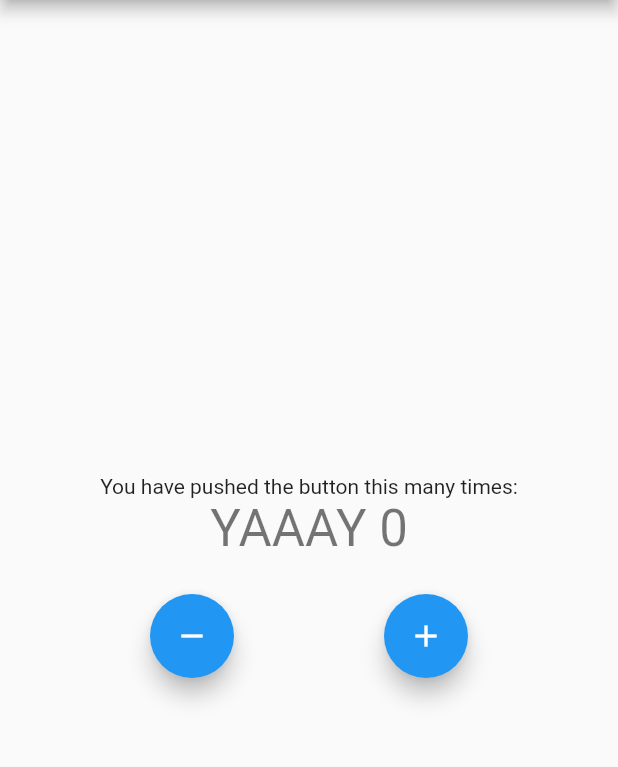
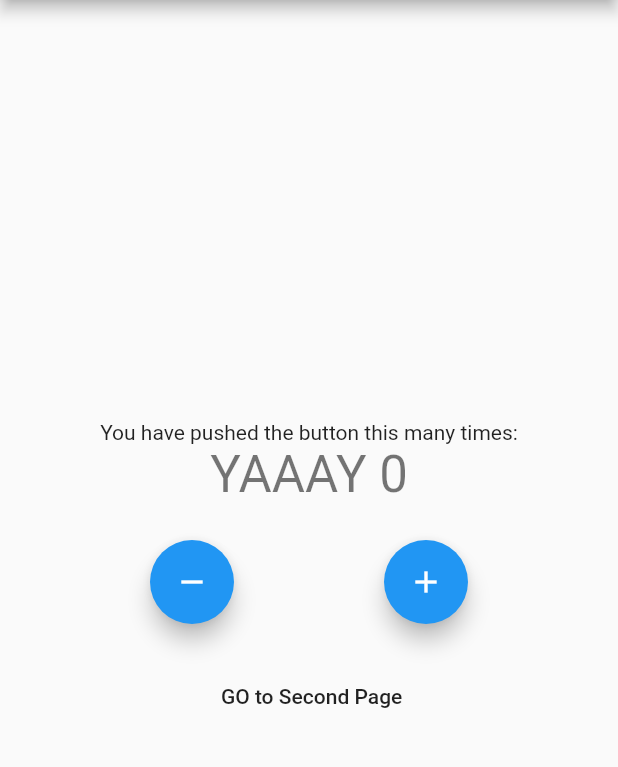
Before and after one commit to walidwazini/Flutter_BLoC-AccessAndRouting, a Flutter app: the screen it shows after launch, on a phone screen of 412 x 824 dp, the part 84-851 px from its top. Run offline on Flutter 3.47's test engine with Material 2 defaults, Android fonts, the phone set to English and light mode, and no system bars; our stand-ins replace bloc, flutter_bloc.

Commit message:
new continue

```diff
--- a/lib/main.dart
+++ b/lib/main.dart
@@ -19,7 +19,9 @@ class MyApp extends StatelessWidget {
       ),
       home: BlocProvider<CounterCubit>(
         create: (context) => CounterCubit(),
-        child: HomeScreen(title: 'Flutter Demo Home Page'),
+        child: HomeScreen(
+          title: 'Flutter Demo Home Page',
+          color: Color(0xffff0000),),
       ),
     );
   }
--- a/lib/presentations/screens/screen_home.dart
+++ b/lib/presentations/screens/screen_home.dart
@@ -1,12 +1,14 @@
 import 'package:flutter/material.dart';
 import 'package:flutter_bloc/flutter_bloc.dart';
 
+import './screen_second.dart';
 import 'package:bloc_access_and_routing/logic/cubit/counter_cubit.dart';
 
 class HomeScreen extends StatefulWidget {
-  HomeScreen({Key key, this.title}) : super(key: key);
+  HomeScreen({Key key, this.title, this.color}) : super(key: key);
 
   final String title;
+  final Color color;
 
   @override
   _HomeScreenState createState() => _HomeScreenState();
@@ -93,6 +95,14 @@ class _HomeScreenState extends State<HomeScreen> {
                 ),
               ],
             ),
+            SizedBox(height: 24,),
+            MaterialButton(
+              onPressed:(){
+              Navigator
+                  .of(context)
+                  .push(MaterialPageRoute(builder: (context) => SecondScreen() ));
+            },
+              child: Text(' GO to Second Page'), )
           ],
         ),
       ),
```
Also changed, not shown: lib/presentations/screens/screen_second.dart (added, +12 -0 lines).
